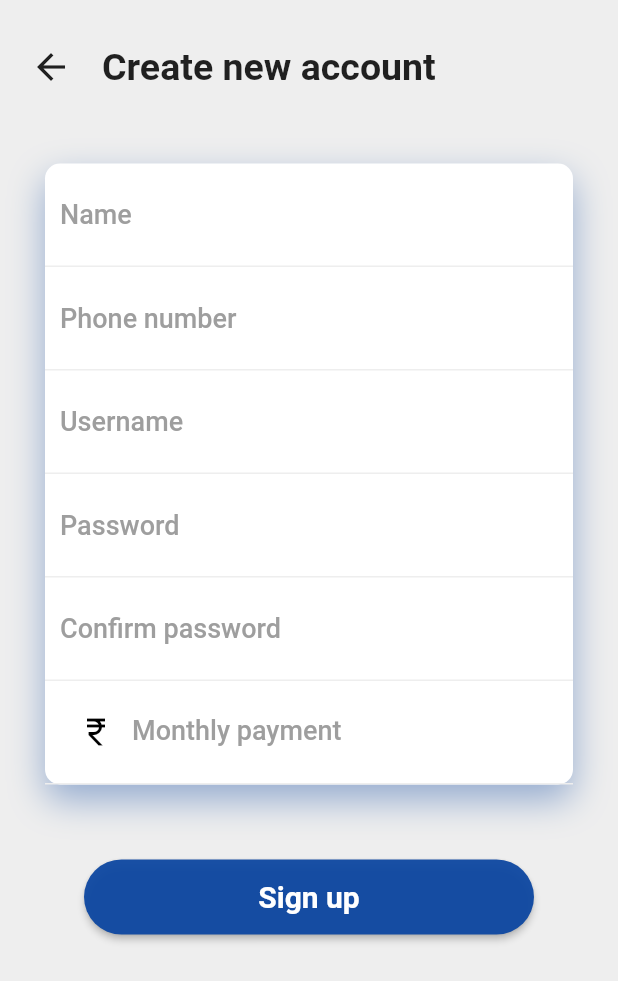
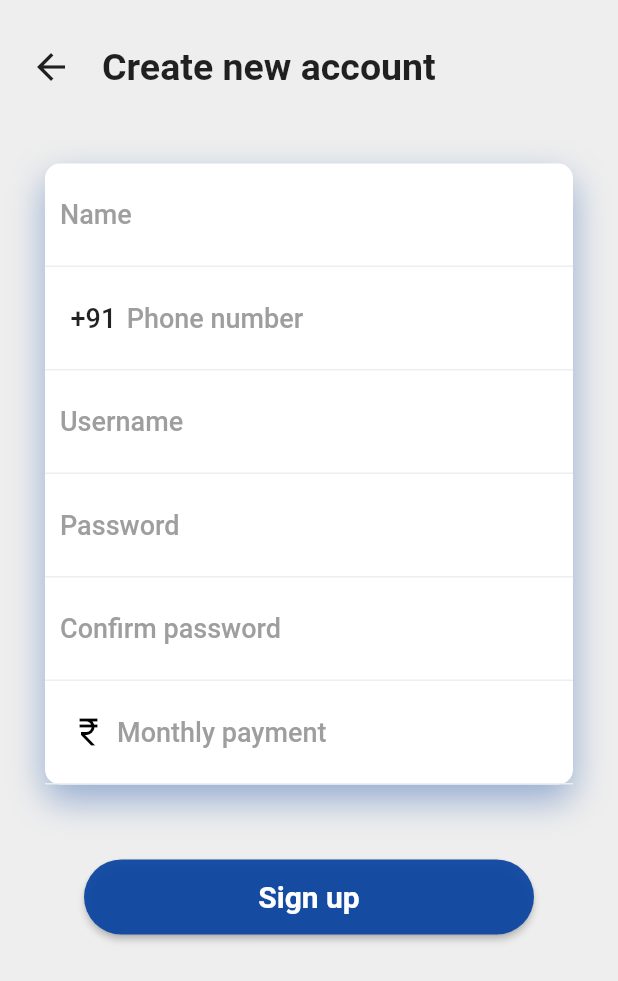
Before and after one commit to ShamilPP/Baitulmaal, a Flutter app: the LoginScreen screen opened directly, after a tap on "Sign up", on a phone screen of 412 x 824 dp. Shown: the top 981 px of the screen. Run offline on Flutter 3.47's test engine with Material 2 defaults, Android fonts, the phone set to English and light mode, and no system bars; drawn by our look-alikes of rounded_loading_button; our stand-ins replace cloud_firestore, firebase_core, flutter_spinkit, fluttertoast, numberpicker, percent_indicator and 1 more; accounts and stored records are empty; generated files the repository leaves out were written again.

Commit message:
bug fixed

```diff
--- a/lib/utils/constants.dart
+++ b/lib/utils/constants.dart
@@ -1,5 +1,5 @@
 // Application
 class Application {
-  static int updateCode = 29;
+  static int updateCode = 30;
   static String webLink = 'https://sio22.web.app/';
 }
--- a/lib/view/screens/sign_up_screen.dart
+++ b/lib/view/screens/sign_up_screen.dart
@@ -74,6 +74,10 @@ class SignUpScreen extends StatelessWidget {
                             hint: 'Phone number',
                             controller: phoneNumberController,
                             isNumber: true,
+                            prefix: const Text(
+                              '+91',
+                              style: TextStyle(fontSize: 18, fontWeight: FontWeight.w500),
+                            ),
                           ),
                           LoginTextField(
                             hint: 'Username',
@@ -93,7 +97,7 @@ class SignUpScreen extends StatelessWidget {
                             hint: 'Monthly payment',
                             controller: monthlyPaymentController,
                             isNumber: true,
-                            neeIcon: true,
+                            prefix: const Icon(Icons.currency_rupee, color: Colors.black),
                           ),
                         ],
                       ),
--- a/lib/view/widgets/general/login_text_field.dart
+++ b/lib/view/widgets/general/login_text_field.dart
@@ -5,7 +5,7 @@ class LoginTextField extends StatelessWidget {
   final TextEditingController controller;
   final bool isPassword;
   final bool isNumber;
-  final bool neeIcon;
+  final Widget? prefix;
 
   const LoginTextField({
     Key? key,
@@ -13,7 +13,7 @@ class LoginTextField extends StatelessWidget {
     required this.controller,
     this.isPassword = false,
     this.isNumber = false,
-    this.neeIcon = false,
+    this.prefix,
   }) : super(key: key);
 
   @override
@@ -27,15 +27,12 @@ class LoginTextField extends StatelessWidget {
         keyboardType: isNumber ? TextInputType.number : null,
         style: const TextStyle(fontSize: 18, fontWeight: FontWeight.w500),
         decoration: InputDecoration(
-            hintText: hint,
-            hintStyle: const TextStyle(color: Colors.grey),
-            border: InputBorder.none,
-            prefixIcon: neeIcon
-                ? const Icon(
-                    Icons.currency_rupee,
-                    color: Colors.black,
-                  )
-                : null),
+          hintText: hint,
+          hintStyle: const TextStyle(color: Colors.grey),
+          border: InputBorder.none,
+          prefixIcon: prefix != null ? Padding(padding: const EdgeInsets.all(7), child: prefix) : null,
+          prefixIconConstraints: const BoxConstraints(minWidth: 0, minHeight: 0),
+        ),
       ),
     );
   }
--- a/lib/view/widgets/screen/login/login_container.dart
+++ b/lib/view/widgets/screen/login/login_container.dart
@@ -8,19 +8,24 @@ import '../../../screens/sign_up_screen.dart';
 import '../../../screens/splash_screen.dart';
 import '../../general/login_text_field.dart';
 
-class LoginContainer extends StatelessWidget {
-  LoginContainer({Key? key}) : super(key: key);
+class LoginContainer extends StatefulWidget {
+  const LoginContainer({Key? key}) : super(key: key);
 
+  @override
+  State<LoginContainer> createState() => _LoginContainerState();
+}
+
+class _LoginContainerState extends State<LoginContainer> {
   final TextEditingController usernameController = TextEditingController();
   final TextEditingController passwordController = TextEditingController();
   final RoundedLoadingButtonController buttonController = RoundedLoadingButtonController();
 
   @override
   Widget build(BuildContext context) {
-    double _height = MediaQuery.of(context).size.height / 1.5;
-    if (_height < 400) _height = 400;
+    double height = MediaQuery.of(context).size.height / 1.5;
+    if (height < 400) height = 400;
     return Container(
-      height: _height,
+      height: height,
       padding: const EdgeInsets.symmetric(horizontal: 30),
       decoration: const BoxDecoration(
           color: Colors.white, borderRadius: BorderRadius.only(topLeft: Radius.circular(60), topRight: Radius.circular(60))),
--- a/pubspec.yaml
+++ b/pubspec.yaml
@@ -17,7 +17,7 @@ publish_to: 'none' # Remove this line if you wish to publish to pub.dev
 # https://developer.apple.com/library/archive/documentation/General/Reference/InfoPlistKeyReference/Articles/CoreFoundationKeys.html
 # In Windows, build-name is used as the major, minor, and patch parts
 # of the product and file versions while build-number is used as the build suffix.
-version: 2.2.9+29
+version: 2.3.0+30
 
 environment:
   sdk: '>=2.18.1 <3.0.0'
```
